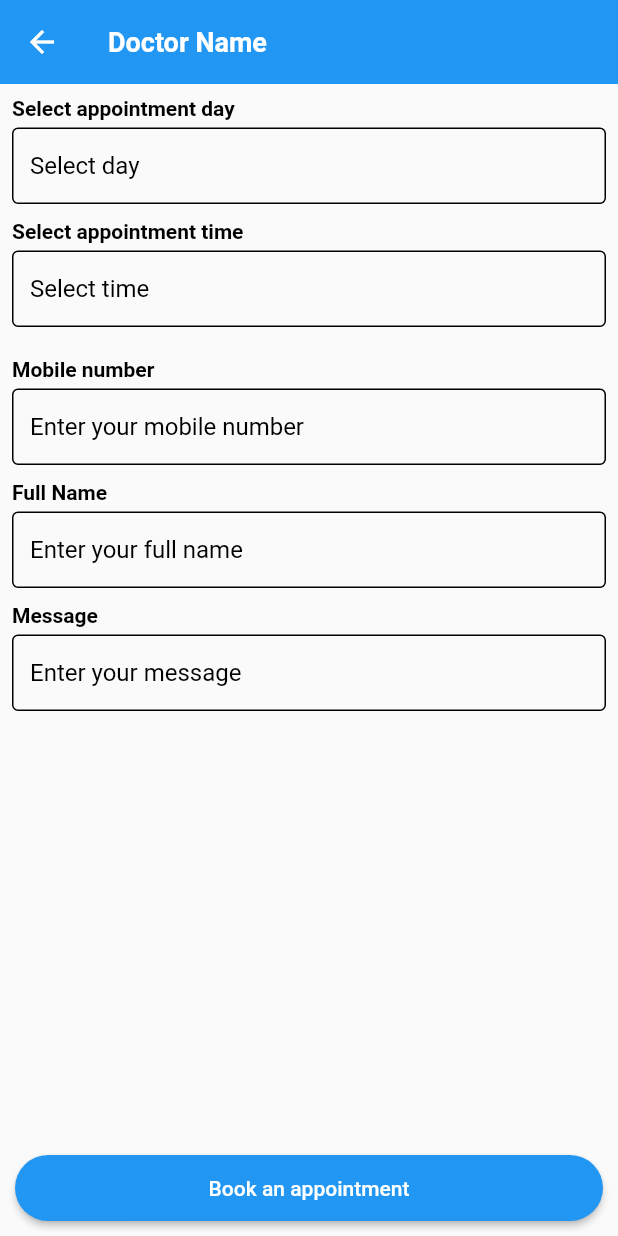
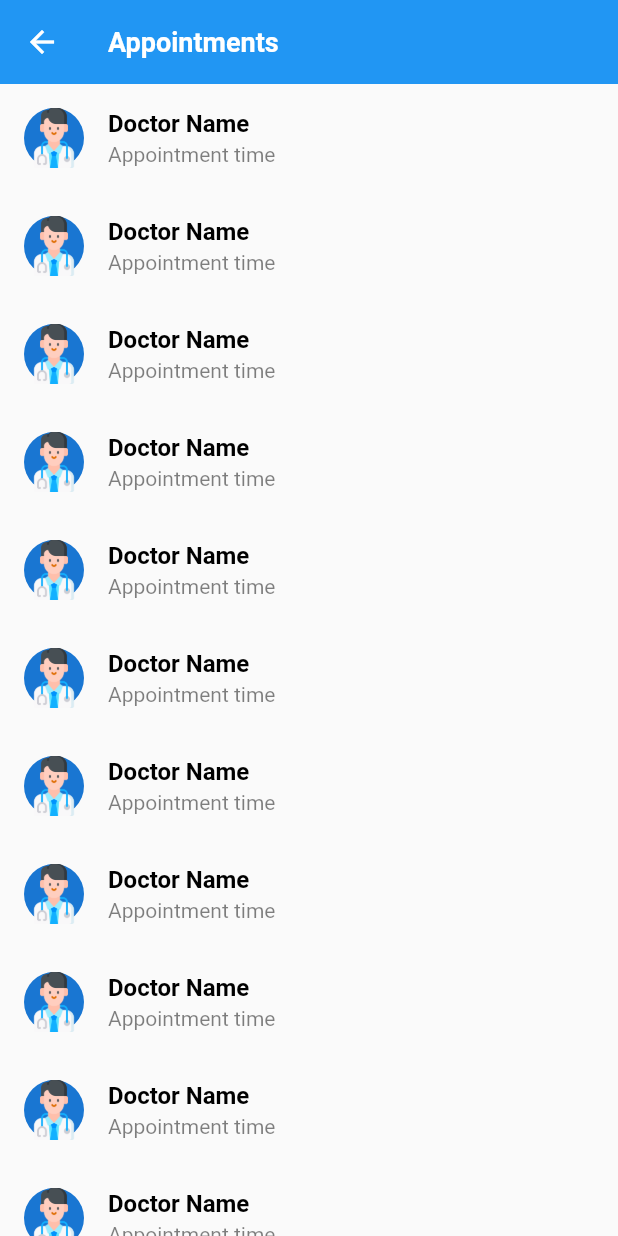
Before and after one commit to Sohag-84/Doctor-Appointment, a Flutter app: the AppointmentScreen screen opened directly, on a phone screen of 412 x 824 dp. Run offline on Flutter 3.47's test engine with Material 2 defaults, Android fonts, the phone set to English and light mode, and no system bars; our stand-ins replace get, velocity_x.

Commit message:
appointment screen is designed

```diff
--- a/lib/views/appointment/appointment_screen.dart
+++ b/lib/views/appointment/appointment_screen.dart
@@ -1,9 +1,5 @@
-// ignore_for_file: prefer_const_constructors
-
 import 'package:doctor_appointment/consts/consts.dart';
 import 'package:doctor_appointment/consts/fonts.dart';
-import 'package:doctor_appointment/resources/components/custom_button.dart';
-import 'package:doctor_appointment/resources/components/custom_textfield.dart';
 
 class AppointmentScreen extends StatelessWidget {
   const AppointmentScreen({super.key});
@@ -14,46 +10,25 @@ class AppointmentScreen extends StatelessWidget {
       appBar: AppBar(
         elevation: 0,
         title: AppStyles.bold(
-          title: "Doctor Name",
+          title: "Appointments",
           color: AppColors.whiteColor,
           size: AppSizes.size18,
         ),
       ),
-      body: Padding(
-        padding: EdgeInsets.all(8),
-        child: SingleChildScrollView(
-          child: Column(
-            crossAxisAlignment: CrossAxisAlignment.start,
-            children: [
-              AppStyles.bold(title: "Select appointment day"),
-              5.heightBox,
-              CustomTextField(hintText: "Select day"),
-              10.heightBox,
-              AppStyles.bold(title: "Select appointment time"),
-              5.heightBox,
-              CustomTextField(hintText: "Select time"),
-              20.heightBox,
-              AppStyles.bold(title: "Mobile number"),
-              5.heightBox,
-              CustomTextField(hintText: "Enter your mobile number"),
-              10.heightBox,
-              AppStyles.bold(title: "Full Name"),
-              5.heightBox,
-              CustomTextField(hintText: "Enter your full name"),
-              10.heightBox,
-              AppStyles.bold(title: "Message"),
-              5.heightBox,
-              CustomTextField(hintText: "Enter your message"),
-            ],
-          ),
-        ),
-      ),
-      bottomNavigationBar: Padding(
-        padding: const EdgeInsets.all(10.0),
-        child: CustomButton(
-          onTap: () {},
-          buttonText: "Book an appointment",
-        ),
+      body: ListView.builder(
+        itemCount: 18,
+        itemBuilder: (context, index) {
+          return ListTile(
+            leading: CircleAvatar(
+              child: Image.asset(AppAssets.imgDoctor),
+            ),
+            title: AppStyles.bold(title: "Doctor Name"),
+            subtitle: AppStyles.normal(
+              title: "Appointment time",
+              color: AppColors.textColor.withOpacity(0.5),
+            ),
+          );
+        },
       ),
     );
   }
--- a/lib/views/doctor profile/doctor_profile_screen.dart
+++ b/lib/views/doctor profile/doctor_profile_screen.dart
@@ -3,7 +3,7 @@
 import 'package:doctor_appointment/consts/consts.dart';
 import 'package:doctor_appointment/consts/fonts.dart';
 import 'package:doctor_appointment/resources/components/custom_button.dart';
-import 'package:doctor_appointment/views/appointment/appointment_screen.dart';
+import 'package:doctor_appointment/views/book_appointment/book_appointment_screen.dart';
 import 'package:get/get.dart';
 
 class DoctorProfileScreen extends StatelessWidget {
@@ -177,7 +177,7 @@ class DoctorProfileScreen extends StatelessWidget {
       bottomNavigationBar: Padding(
         padding: const EdgeInsets.all(10.0),
         child: CustomButton(
-          onTap: () => Get.to(() => AppointmentScreen()),
+          onTap: () => Get.to(() => BookAppointmentScreen()),
           buttonText: "Book an appointment",
         ),
       ),
--- a/lib/views/home/home.dart
+++ b/lib/views/home/home.dart
@@ -1,6 +1,7 @@
 // ignore_for_file: prefer_const_constructors
 
 import 'package:doctor_appointment/consts/consts.dart';
+import 'package:doctor_appointment/views/appointment/appointment_screen.dart';
 import 'package:doctor_appointment/views/category/category_screen.dart';
 import 'package:doctor_appointment/views/home/home_screen.dart';
 import 'package:doctor_appointment/views/login/login_screen.dart';
@@ -18,6 +19,7 @@ class _HomeState extends State<Home> {
 
   List screenList = [
     HomeScreen(),
+    AppointmentScreen(),
     CategoryScreen(),
     LoginScreen(),
     SettingsScreen(),
@@ -48,6 +50,10 @@ class _HomeState extends State<Home> {
             label: "Home",
           ),
           BottomNavigationBarItem(
+            icon: Icon(Icons.event_note),
+            label: "Appointments",
+          ),
+          BottomNavigationBarItem(
             icon: Icon(Icons.category),
             label: "Category",
           ),
```
Also changed, not shown: lib/views/book_appointment/book_appointment_screen.dart (added, +60 -0 lines).
